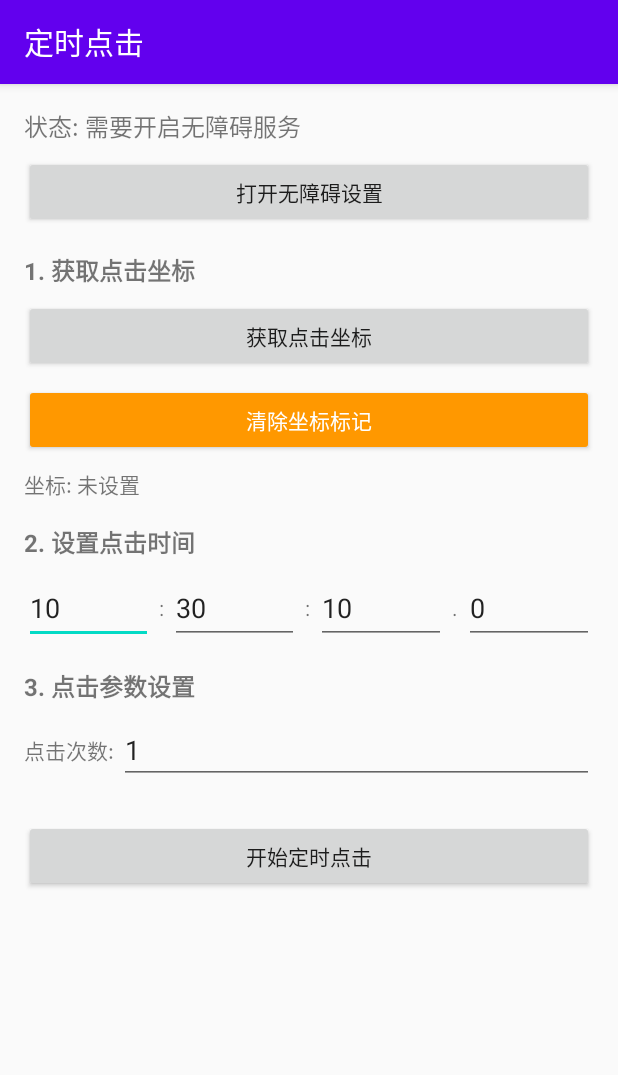
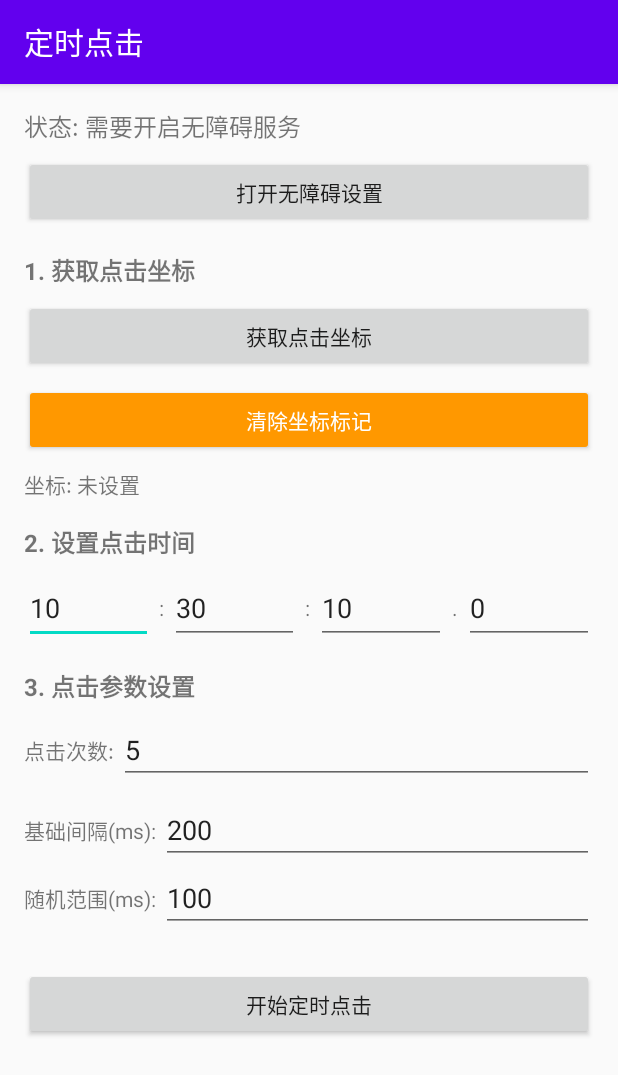
Before and after one commit to ljqvex/AutoClickApp, an Android app: the screen it shows after launch (MainActivity), on a phone screen of 412 x 824 dp. Shown: the top 1075 px of the screen. Run offline under Robolectric (Android 15) with nearby library versions, the phone set to English and light mode, and no system bars.

```diff
--- a/app/src/main/java/com/example/autoclick/MainActivity.java
+++ b/app/src/main/java/com/example/autoclick/MainActivity.java
@@ -35,8 +35,8 @@ public class MainActivity extends AppCompatActivity {
 
     // 点击参数
     private int totalClickCount = 1;
-    private int baseInterval = 300;
-    private int randomRange = 200;
+    private int baseInterval = 200;
+    private int randomRange = 100;
     private Random random = new Random();
 
     // Handler 用于定时任务
@@ -196,9 +196,9 @@ public class MainActivity extends AppCompatActivity {
         etMinute.setText(String.format(Locale.getDefault(), "%02d", calendar.get(Calendar.MINUTE)));
         etSecond.setText(String.format(Locale.getDefault(), "%02d", calendar.get(Calendar.SECOND)));
         etMillisecond.setText("0");
-        etClickCount.setText("1");
-        etClickInterval.setText("300");
-        etRandomRange.setText("200");
+        etClickCount.setText("5");
+        etClickInterval.setText("200");
+        etRandomRange.setText("100");
         updateIntervalVisibility();
     }
 
```
Also changed, not shown: app/src/main/java/com/example/autoclick/AutoClickService.java (+13 -13 lines), app/src/main/java/com/example/autoclick/ClickMarkerService.java (+8 -8 lines), app/src/main/java/com/example/autoclick/CoordinateCaptureService.java (+8 -8 lines), app/src/main/java/com/example/autoclick/CountdownOverlayService.java (+9 -9 lines), app/src/main/java/com/example/autoclick/ScheduleKeepAliveService.java (+11 -11 lines).
